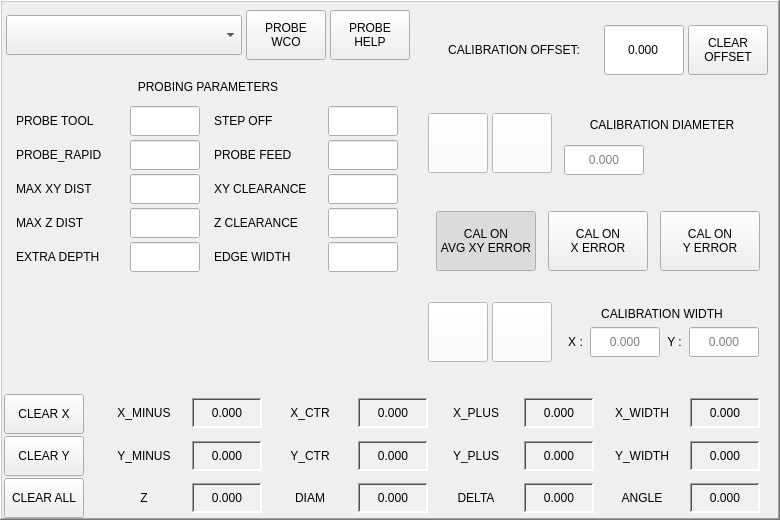
The window that share/qtvcp/widgets_ui/basic_probe.ui (LinuxCNC/linuxcnc) describes before a commit, drawn with Qt 5.
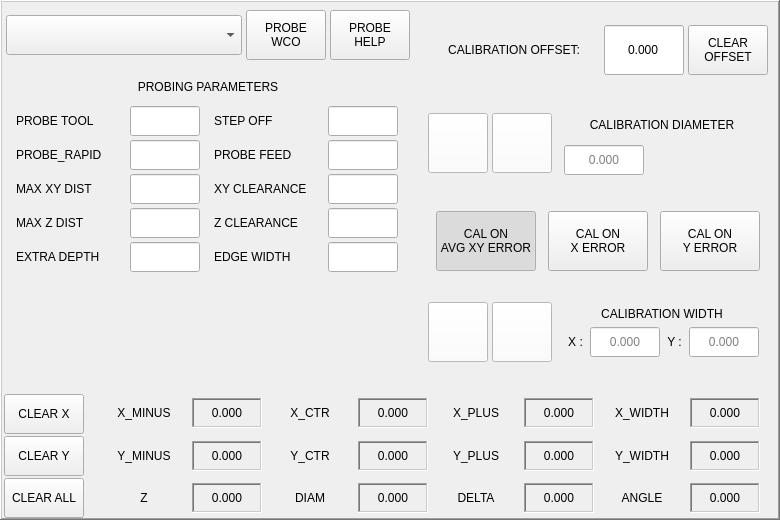
The same window after the commit. Icons and pictures are not drawn. Custom widgets are drawn as their Qt base class.

Commit message:
qtvcp -basic probe: remove hard coded color, so it can be styled.
Jim Last update.

What changed in the file:
```diff
--- a/share/qtvcp/widgets_ui/basic_probe.ui
+++ b/share/qtvcp/widgets_ui/basic_probe.ui
@@ -4726,9 +4726,6 @@
                    <height>30</height>
                   </size>
                  </property>
-                 <property name="styleSheet">
-                  <string notr="true">background-color: rgb(240, 240, 240);</string>
-                 </property>
                  <property name="frameShape">
                   <enum>QFrame::WinPanel</enum>
                  </property>
@@ -4791,9 +4788,6 @@
                    <height>30</height>
                   </size>
                  </property>
-                 <property name="styleSheet">
-                  <string notr="true">background-color: rgb(240, 240, 240);</string>
-                 </property>
                  <property name="frameShape">
                   <enum>QFrame::WinPanel</enum>
                  </property>
@@ -4856,9 +4850,6 @@
                    <height>30</height>
                   </size>
                  </property>
-                 <property name="styleSheet">
-                  <string notr="true">background-color: rgb(240, 240, 240);</string>
-                 </property>
                  <property name="frameShape">
                   <enum>QFrame::WinPanel</enum>
                  </property>
@@ -4921,9 +4912,6 @@
                    <height>30</height>
                   </size>
                  </property>
-                 <property name="styleSheet">
-                  <string notr="true">background-color: rgb(240, 240, 240);</string>
-                 </property>
                  <property name="frameShape">
                   <enum>QFrame::WinPanel</enum>
                  </property>
@@ -5007,9 +4995,6 @@
                    <height>30</height>
                   </size>
                  </property>
-                 <property name="styleSheet">
-                  <string notr="true">background-color: rgb(240, 240, 240);</string>
-                 </property>
                  <property name="frameShape">
                   <enum>QFrame::WinPanel</enum>
                  </property>
@@ -5072,9 +5057,6 @@
                    <height>30</height>
                   </size>
                  </property>
-                 <property name="styleSheet">
-                  <string notr="true">background-color: rgb(240, 240, 240);</string>
-                 </property>
                  <property name="frameShape">
                   <enum>QFrame::WinPanel</enum>
                  </property>
@@ -5137,9 +5119,6 @@
                    <height>30</height>
                   </size>
                  </property>
-                 <property name="styleSheet">
-                  <string notr="true">background-color: rgb(240, 240, 240);</string>
-                 </property>
                  <property name="frameShape">
                   <enum>QFrame::WinPanel</enum>
                  </property>
@@ -5202,9 +5181,6 @@
                    <height>30</height>
                   </size>
                  </property>
-                 <property name="styleSheet">
-                  <string notr="true">background-color: rgb(240, 240, 240);</string>
-                 </property>
                  <property name="frameShape">
                   <enum>QFrame::WinPanel</enum>
                  </property>
@@ -5288,9 +5264,6 @@
                    <height>30</height>
                   </size>
                  </property>
-                 <property name="styleSheet">
-                  <string notr="true">background-color: rgb(240, 240, 240);</string>
-                 </property>
                  <property name="frameShape">
                   <enum>QFrame::WinPanel</enum>
                  </property>
@@ -5353,9 +5326,6 @@
                    <height>30</height>
                   </size>
                  </property>
-                 <property name="styleSheet">
-                  <string notr="true">background-color: rgb(240, 240, 240);</string>
-                 </property>
                  <property name="frameShape">
                   <enum>QFrame::WinPanel</enum>
                  </property>
@@ -5418,9 +5388,6 @@
                    <height>30</height>
                   </size>
                  </property>
-                 <property name="styleSheet">
-                  <string notr="true">background-color: rgb(240, 240, 240);</string>
-                 </property>
                  <property name="frameShape">
                   <enum>QFrame::WinPanel</enum>
                  </property>
@@ -5483,9 +5450,6 @@
                    <height>30</height>
                   </size>
                  </property>
-                 <property name="styleSheet">
-                  <string notr="true">background-color: rgb(240, 240, 240);</string>
-                 </property>
                  <property name="frameShape">
                   <enum>QFrame::WinPanel</enum>
                  </property>
```
Left out of the diff: 6 changed lines with no effect on the pictures.
